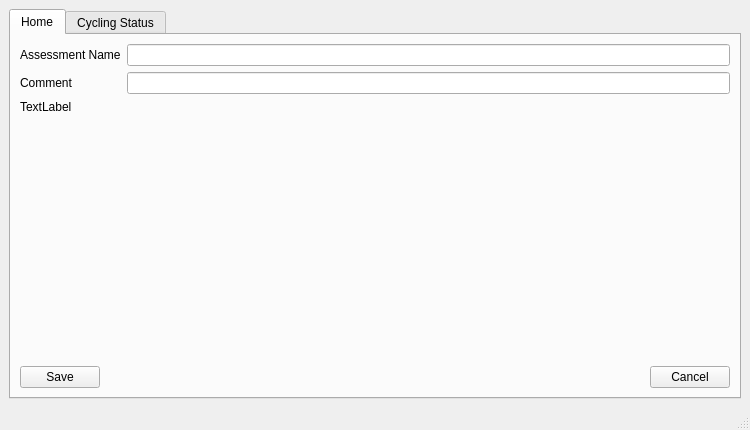
This is ui_files/mainwindow.ui in erfanhamD/pcr_app as Qt 5 draws it before an edit. The edited form follows.
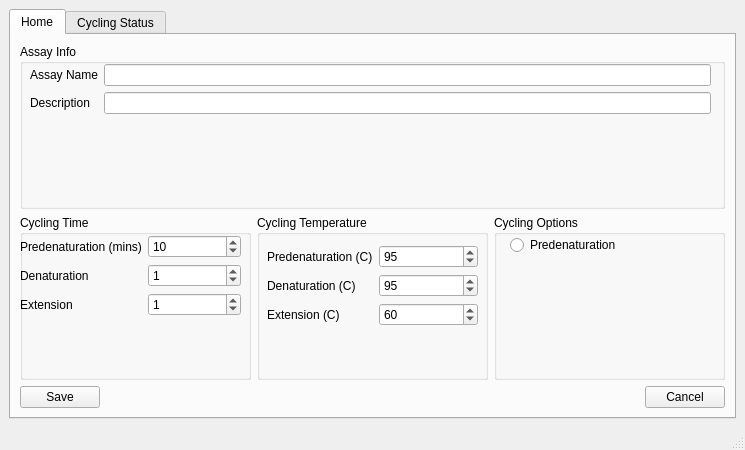
This is the edited form. The open tabs and pages were chosen to show the change. Custom widgets are drawn as their Qt base class.

Commit message: added the propertu to enter numbers and inputs

What changed in the file:
```diff
--- a/ui_files/mainwindow.ui
+++ b/ui_files/mainwindow.ui
@@ -6,8 +6,8 @@
    <rect>
     <x>0</x>
     <y>0</y>
-    <width>750</width>
-    <height>430</height>
+    <width>745</width>
+    <height>450</height>
    </rect>
   </property>
   <property name="windowTitle">
@@ -35,58 +35,202 @@
        </attribute>
        <layout class="QVBoxLayout" name="verticalLayout_2">
         <item>
-         <layout class="QFormLayout" name="formLayout">
-          <property name="sizeConstraint">
-           <enum>QLayout::SetMaximumSize</enum>
-          </property>
-          <property name="labelAlignment">
-           <set>Qt::AlignLeading|Qt::AlignLeft|Qt::AlignVCenter</set>
-          </property>
-          <property name="formAlignment">
-           <set>Qt::AlignLeading|Qt::AlignLeft|Qt::AlignTop</set>
-          </property>
-          <item row="0" column="0">
-           <widget class="QLabel" name="label">
-            <property name="text">
-             <string>Assessment Name</string>
-            </property>
-           </widget>
-          </item>
-          <item row="0" column="1">
-           <widget class="QLineEdit" name="le_name"/>
-          </item>
+         <layout class="QGridLayout" name="gridLayout">
           <item row="1" column="0">
-           <widget class="QLabel" name="label_2">
-            <property name="text">
-             <string>Comment</string>
+           <widget class="QGroupBox" name="groupBox_4">
+            <property name="title">
+             <string>Cycling Time</string>
             </property>
+            <widget class="QWidget" name="formLayoutWidget_2">
+             <property name="geometry">
+              <rect>
+               <x>0</x>
+               <y>20</y>
+               <width>221</width>
+               <height>111</height>
+              </rect>
+             </property>
+             <layout class="QFormLayout" name="formLayout_2">
+              <property name="labelAlignment">
+               <set>Qt::AlignLeading|Qt::AlignLeft|Qt::AlignVCenter</set>
+              </property>
+              <item row="0" column="0">
+               <widget class="QLabel" name="label_3">
+                <property name="text">
+                 <string>Predenaturation (mins)</string>
+                </property>
+               </widget>
+              </item>
+              <item row="0" column="1">
+               <widget class="QSpinBox" name="spinBox">
+                <property name="value">
+                 <number>10</number>
+                </property>
+               </widget>
+              </item>
+              <item row="1" column="0">
+               <widget class="QLabel" name="label_4">
+                <property name="text">
+                 <string>Denaturation</string>
+                </property>
+               </widget>
+              </item>
+              <item row="1" column="1">
+               <widget class="QSpinBox" name="spinBox_2">
+                <property name="value">
+                 <number>1</number>
+                </property>
+               </widget>
+              </item>
+              <item row="2" column="1">
+               <widget class="QSpinBox" name="spinBox_3">
+                <property name="value">
+                 <number>1</number>
+                </property>
+               </widget>
+              </item>
+              <item row="2" column="0">
+               <widget class="QLabel" name="label_5">
+                <property name="text">
+                 <string>Extension</string>
+                </property>
+               </widget>
+              </item>
+             </layout>
+            </widget>
            </widget>
           </item>
           <item row="1" column="1">
-           <widget class="QLineEdit" name="le_comment"/>
+           <widget class="QGroupBox" name="groupBox_5">
+            <property name="title">
+             <string>Cycling Temperature</string>
+            </property>
+            <widget class="QWidget" name="formLayoutWidget_3">
+             <property name="geometry">
+              <rect>
+               <x>10</x>
+               <y>30</y>
+               <width>211</width>
+               <height>111</height>
+              </rect>
+             </property>
+             <layout class="QFormLayout" name="formLayout_3">
+              <property name="labelAlignment">
+               <set>Qt::AlignLeading|Qt::AlignLeft|Qt::AlignVCenter</set>
+              </property>
+              <item row="0" column="0">
+               <widget class="QLabel" name="label_6">
+                <property name="text">
+                 <string>Predenaturation (C)</string>
+                </property>
+               </widget>
+              </item>
+              <item row="0" column="1">
+               <widget class="QSpinBox" name="spinBox_4">
+                <property name="value">
+                 <number>95</number>
+                </property>
+               </widget>
+              </item>
+              <item row="1" column="0">
+               <widget class="QLabel" name="label_7">
+                <property name="text">
+                 <string>Denaturation (C)</string>
+                </property>
+               </widget>
+              </item>
+              <item row="1" column="1">
+               <widget class="QSpinBox" name="spinBox_5">
+                <property name="value">
+                 <number>95</number>
+                </property>
+               </widget>
+              </item>
+              <item row="2" column="0">
+               <widget class="QLabel" name="label_8">
+                <property name="text">
+                 <string>Extension (C)</string>
+                </property>
+               </widget>
+              </item>
+              <item row="2" column="1">
+               <widget class="QSpinBox" name="spinBox_6">
+                <property name="value">
+                 <number>60</number>
+                </property>
+               </widget>
+              </item>
+             </layout>
+            </widget>
+           </widget>
+          </item>
+          <item row="1" column="2">
+           <widget class="QGroupBox" name="groupBox_6">
+            <property name="title">
+             <string>Cycling Options</string>
+            </property>
+            <widget class="QWidget" name="formLayoutWidget_4">
+             <property name="geometry">
+              <rect>
+               <x>10</x>
+               <y>20</y>
+               <width>203</width>
+               <height>121</height>
+              </rect>
+             </property>
+             <layout class="QFormLayout" name="formLayout_4">
+              <item row="0" column="1">
+               <widget class="QRadioButton" name="radioButton">
+                <property name="text">
+                 <string>Predenaturation</string>
+                </property>
+               </widget>
+              </item>
+             </layout>
+            </widget>
+           </widget>
+          </item>
+          <item row="0" column="0" colspan="3">
+           <widget class="QGroupBox" name="groupBox_2">
+            <property name="title">
+             <string>Assay Info</string>
+            </property>
+            <widget class="QWidget" name="formLayoutWidget">
+             <property name="geometry">
+              <rect>
+               <x>10</x>
+               <y>20</y>
+               <width>681</width>
+               <height>64</height>
+              </rect>
+             </property>
+             <layout class="QFormLayout" name="formLayout">
+              <item row="0" column="0">
+               <widget class="QLabel" name="label">
+                <property name="text">
+                 <string>Assay Name</string>
+                </property>
+               </widget>
+              </item>
+              <item row="0" column="1">
+               <widget class="QLineEdit" name="lineEdit"/>
+              </item>
+              <item row="1" column="0">
+               <widget class="QLabel" name="label_2">
+                <property name="text">
+                 <string>Description</string>
+                </property>
+               </widget>
+              </item>
+              <item row="1" column="1">
+               <widget class="QLineEdit" name="lineEdit_2"/>
+              </item>
+             </layout>
+            </widget>
+           </widget>
           </item>
          </layout>
         </item>
-        <item>
-         <widget class="QLabel" name="lbl_test">
-          <property name="text">
-           <string>TextLabel</string>
-          </property>
-         </widget>
-        </item>
-        <item>
-         <spacer name="verticalSpacer">
-          <property name="orientation">
-           <enum>Qt::Vertical</enum>
-          </property>
-          <property name="sizeHint" stdset="0">
-           <size>
-            <width>20</width>
-            <height>40</height>
-           </size>
-          </property>
-         </spacer>
-        </item>
         <item>
          <layout class="QHBoxLayout" name="horizontalLayout">
           <item>
```
Left out of the diff: 8 changed lines with no effect on the pictures.
